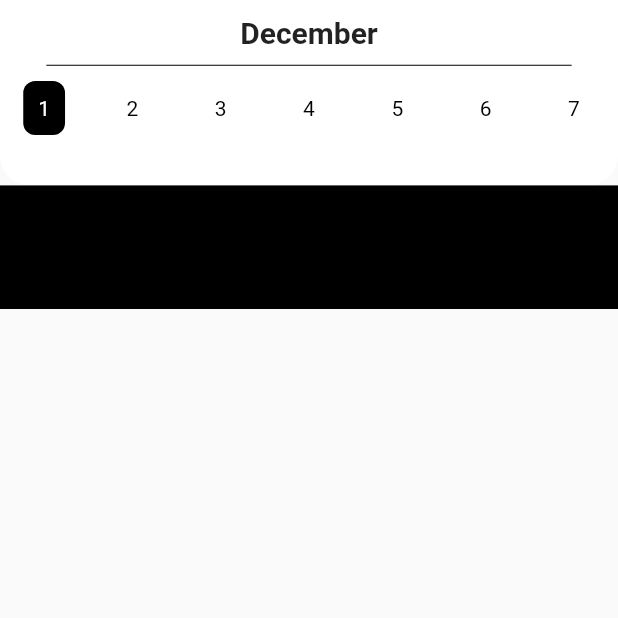
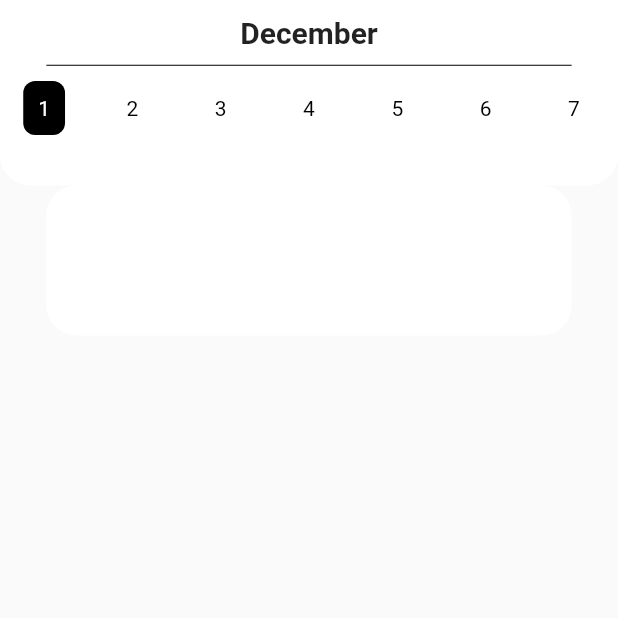
Before and after one commit to gunho30811/UNIPUS, a Flutter app: the MyListHome screen opened directly, on a phone screen of 412 x 824 dp, the top half of it. Run offline on Flutter 3.47's test engine with Material 2 defaults, Android fonts, the light colour scheme and no system bars; our stand-ins replace firebase_auth, firebase_core, flutter_login; accounts and stored records are empty.

Commit message:
mylisthome 수정
mylisthome 수정

```diff
--- a/lib/src/ui/my_list/my_list_home.dart
+++ b/lib/src/ui/my_list/my_list_home.dart
@@ -111,13 +111,25 @@ class _MyListHomeState extends State<MyListHome> {
                 ],
               ),
             ),
-            Container(
-              color: Colors.black,
-              height: screenHeight * 0.1,
-            ),
+            MyList(),
           ],
         ),
       ),
     );
   }
 }
+
+class MyList extends StatelessWidget {
+  const MyList({super.key});
+  @override
+  Widget build(BuildContext context) {
+    return Container(
+      height: 100,
+      width: 350,
+      decoration: BoxDecoration(
+        color: Color(0xffffffffff),
+        borderRadius: BorderRadius.all(Radius.circular(20)),
+      ),
+    );
+  }
+}
```
